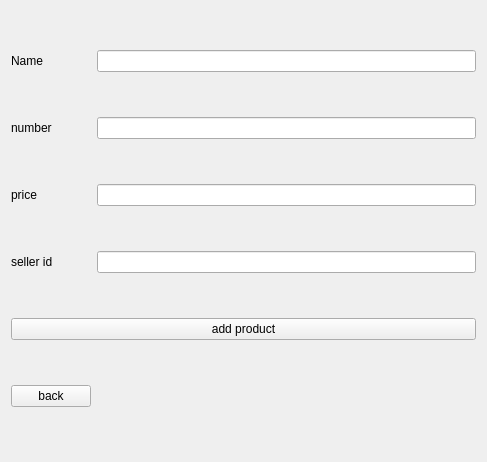
Old version of the form add.ui in the repository AP-1400-2/G3-Final.
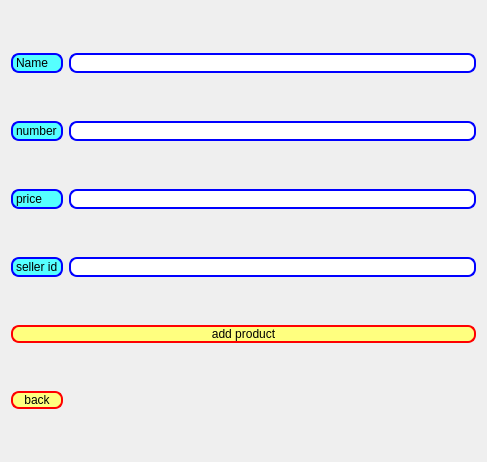
New version of the form.

What changed in the file:
```diff
--- a/add.ui
+++ b/add.ui
@@ -14,55 +14,125 @@
    <string>Form</string>
   </property>
   <layout class="QGridLayout" name="gridLayout">
-   <item row="2" column="0">
-    <widget class="QLabel" name="label_3">
-     <property name="text">
-      <string>price</string>
-     </property>
-    </widget>
-   </item>
-   <item row="0" column="1">
-    <widget class="QLineEdit" name="nameline"/>
-   </item>
    <item row="0" column="0">
     <widget class="QLabel" name="label">
+     <property name="styleSheet">
+      <string notr="true">background-color: rgb(255, 255, 255);
+background-color: rgb(85, 255, 255);
+font: 12pt &quot;Malgun Gothic&quot;;
+border:2px solid blue;
+border-radius: 8%</string>
+     </property>
      <property name="text">
       <string>Name </string>
      </property>
     </widget>
    </item>
+   <item row="2" column="1">
+    <widget class="QLineEdit" name="priceline">
+     <property name="styleSheet">
+      <string notr="true">border:2px solid blue;
+color: rgb(172, 177, 200);
+border-radius: 8%</string>
+     </property>
+    </widget>
+   </item>
+   <item row="0" column="1">
+    <widget class="QLineEdit" name="nameline">
+     <property name="styleSheet">
+      <string notr="true">border:2px solid blue;
+color:rgb(85, 0, 0);
+border-radius: 8%</string>
+     </property>
+    </widget>
+   </item>
+   <item row="1" column="1">
+    <widget class="QLineEdit" name="numberline">
+     <property name="styleSheet">
+      <string notr="true">border:2px solid blue;
+color: rgb(172, 177, 200);
+border-radius: 8%</string>
+     </property>
+    </widget>
+   </item>
    <item row="1" column="0">
     <widget class="QLabel" name="label_2">
+     <property name="styleSheet">
+      <string notr="true">background-color: rgb(255, 255, 255);
+background-color: rgb(85, 255, 255);
+font: 12pt &quot;Malgun Gothic&quot;;
+border:2px solid blue;
+border-radius: 8%</string>
+     </property>
      <property name="text">
       <string>number</string>
      </property>
     </widget>
    </item>
-   <item row="1" column="1">
-    <widget class="QLineEdit" name="numberline"/>
-   </item>
    <item row="3" column="0">
     <widget class="QLabel" name="label_4">
+     <property name="styleSheet">
+      <string notr="true">background-color: rgb(255, 255, 255);
+background-color: rgb(85, 255, 255);
+font: 12pt &quot;Malgun Gothic&quot;;
+border:2px solid blue;
+border-radius: 8%</string>
+     </property>
      <property name="text">
       <string>seller id</string>
      </property>
     </widget>
    </item>
-   <item row="2" column="1">
-    <widget class="QLineEdit" name="priceline"/>
-   </item>
    <item row="3" column="1">
-    <widget class="QLineEdit" name="selleridline"/>
+    <widget class="QLineEdit" name="selleridline">
+     <property name="styleSheet">
+      <string notr="true">border:2px solid blue;
+color: rgb(172, 177, 200);
+border-radius: 8%</string>
+     </property>
+    </widget>
    </item>
-   <item row="5" column="0" colspan="2">
+   <item row="2" column="0">
+    <widget class="QLabel" name="label_3">
+     <property name="styleSheet">
+      <string notr="true">background-color: rgb(255, 255, 255);
+background-color: rgb(85, 255, 255);
+font: 12pt &quot;Malgun Gothic&quot;;
+border:2px solid blue;
+border-radius: 8%</string>
+     </property>
+     <property name="text">
+      <string>price</string>
+     </property>
+    </widget>
+   </item>
+   <item row="4" column="0" colspan="2">
     <widget class="QPushButton" name="addproductbtn">
+     <property name="styleSheet">
+      <string notr="true">
+background-color: rgb(255, 255, 127);
+font: 8pt &quot;Simplified Arabic Fixed&quot;;
+
+font: 18pt &quot;MS Shell Dlg 2&quot;;
+
+border: 2px solid red;
+border-radius: 8%;</string>
+     </property>
      <property name="text">
       <string>add product</string>
      </property>
     </widget>
    </item>
-   <item row="6" column="0">
+   <item row="9" column="0">
     <widget class="QPushButton" name="backbtn">
+     <property name="styleSheet">
+      <string notr="true">background-color: rgb(255, 255, 127);
+
+font: 18pt &quot;MS Shell Dlg 2&quot;;
+
+border: 2px solid red;
+border-radius: 8%;</string>
+     </property>
      <property name="text">
       <string>back</string>
      </property>
```
